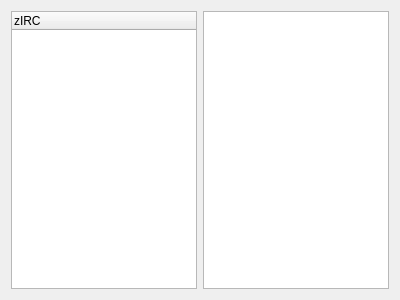
Above: Client/mainchatwindow.ui from mathe-matician/zIRC before the change. Below: the same form after it.
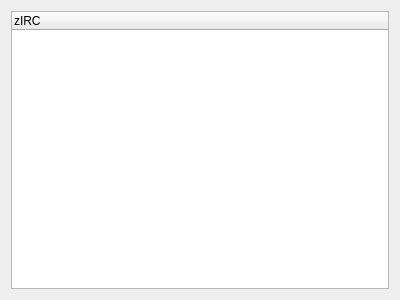
That is the form after the change.

Commit message: fix changing between channels

```diff
--- a/Client/mainchatwindow.ui
+++ b/Client/mainchatwindow.ui
@@ -24,11 +24,7 @@
     </widget>
    </item>
    <item>
-    <layout class="QVBoxLayout" name="verticalLayout">
-     <item>
-      <widget class="QPlainTextEdit" name="chatBox"/>
-     </item>
-    </layout>
+    <layout class="QVBoxLayout" name="verticalLayout"/>
    </item>
   </layout>
  </widget>
```
The commit also changes 2 other files.
